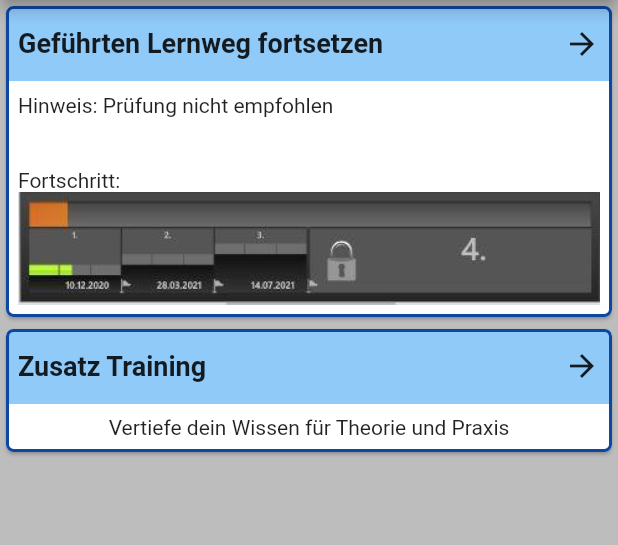
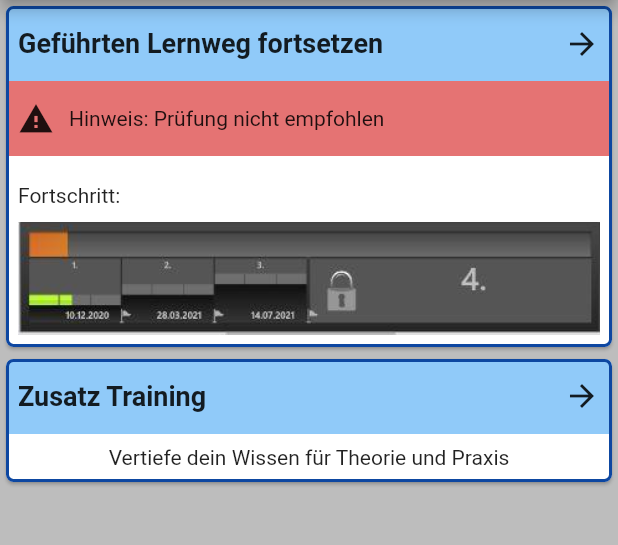
Before and after one commit to Scount/DrivePlan, a Flutter app: the screen it shows after launch, on a phone screen of 412 x 824 dp, the part 84-629 px from its top. Run offline on Flutter 3.47's test engine with Material 2 defaults, Android fonts, the phone set to English and light mode, and no system bars; our stand-ins replace bloc, equatable, fl_chart, responsive_grid, table_calendar.

Commit message:
Design update + Zusatz Training Dialoge

```diff
--- a/lib/pages/home_page.dart
+++ b/lib/pages/home_page.dart
@@ -1,4 +1,4 @@
-import 'package:driveplan/pages/additional_training_page.dart';
+import 'package:driveplan/pages/additional_material.dart';
 import 'package:driveplan/pages/statistik.dart';
 import 'package:driveplan/pages/zusatz_training.dart';
 import 'package:driveplan/pages/my_account_page.dart';
@@ -30,8 +30,8 @@ class _HomePageState extends State<HomePage> {
 
   Widget body() {
     return ResponsiveGridRow(children: [
-      ResponsiveGridCol(child: questions(),sm:6),
-      ausklappen ? ResponsiveGridCol(child: zusatzTraining(), sm:6) : Container()
+      ResponsiveGridCol(child: questions(), sm: 6),
+      ausklappen ? ResponsiveGridCol(child: zusatzTraining(), sm: 6) : Container()
     ]);
   }
 
@@ -61,8 +61,7 @@ class _HomePageState extends State<HomePage> {
                     Expanded(
                         child: Text(
                       "Geführten Lernweg fortsetzen",
-                      style:
-                          TextStyle(fontSize: 18, fontWeight: FontWeight.bold),
+                      style: TextStyle(fontSize: 18, fontWeight: FontWeight.bold),
                     )),
                     Icon(Icons.arrow_forward)
                   ],
@@ -71,31 +70,53 @@ class _HomePageState extends State<HomePage> {
             ),
           ),
           Container(
-            child: Padding(
-              padding: const EdgeInsets.all(8.0),
             child: Column(
               mainAxisAlignment: MainAxisAlignment.start,
               crossAxisAlignment: CrossAxisAlignment.stretch,
               children: [
                 Container(
+                  color: Colors.red[300],
                   height: 50,
+                  child: Padding(
+                    padding: const EdgeInsets.all(8.0),
                     child: Row(
                       crossAxisAlignment: CrossAxisAlignment.stretch,
                       children: [
-                        Text("Hinweis: "),
+                        Icon(Icons.warning),
                         Container(
+                          width: 10,
+                        ),
+                        Center(child: Text("Hinweis: ")),
+                        Center(
+                          child: Container(
                             // color: Colors.red,
                             child: Text("Prüfung nicht empfohlen"),
+                          ),
                         )
                       ],
                     ),
                   ),
+                ),
+                Container(
+                  height: 10,
+                ),
+                Padding(
+                  padding: const EdgeInsets.all(8.0),
+                  child: Container(
+                    child: Column(
+                      mainAxisAlignment: MainAxisAlignment.start,
+                      crossAxisAlignment: CrossAxisAlignment.start,
+                      children: [
                         Text("Fortschritt: "),
                         Container(
-                      color: Colors.red,
-                      child: Image(image: AssetImage('assets/fortschritt.PNG')))
+                          height: 10,
+                        ),
+                        Container(color: Colors.red, child: Image(image: AssetImage('assets/fortschritt.PNG')))
                       ],
                     ),
+                  ),
+                )
+              ],
             ),
           )
         ],
@@ -106,8 +127,7 @@ class _HomePageState extends State<HomePage> {
   Widget zusatzTraining() {
     return GestureDetector(
       onTap: () {
-        Navigator.of(context).push(
-            new MaterialPageRoute(builder: (context) => ZusatzTraining()));
+        Navigator.of(context).push(new MaterialPageRoute(builder: (context) => ZusatzTraining()));
       },
       child: Card(
         child: Column(
@@ -125,9 +145,7 @@ class _HomePageState extends State<HomePage> {
                 child: Row(
                   children: [
                     Expanded(
-                        child: Text("Zusatz Training",
-                            style: TextStyle(
-                                fontSize: 18, fontWeight: FontWeight.bold))),
+                        child: Text("Zusatz Training", style: TextStyle(fontSize: 18, fontWeight: FontWeight.bold))),
                     Icon(Icons.arrow_forward)
                   ],
                 ),
@@ -154,8 +172,7 @@ class _HomePageState extends State<HomePage> {
             onTap: () {
               Navigator.push(
                 context,
-                MaterialPageRoute(
-                    builder: (context) => AdditionalTrainingPage()),
+                MaterialPageRoute(builder: (context) => AdditionalTrainingPage()),
               );
             },
           ),
```
Also changed, not shown: lib/pages/additional_material.dart (added, +156 -0 lines), lib/pages/additional_training_page.dart (deleted, +0 -61 lines). Lines whose indentation alone changed are shown as unchanged.
